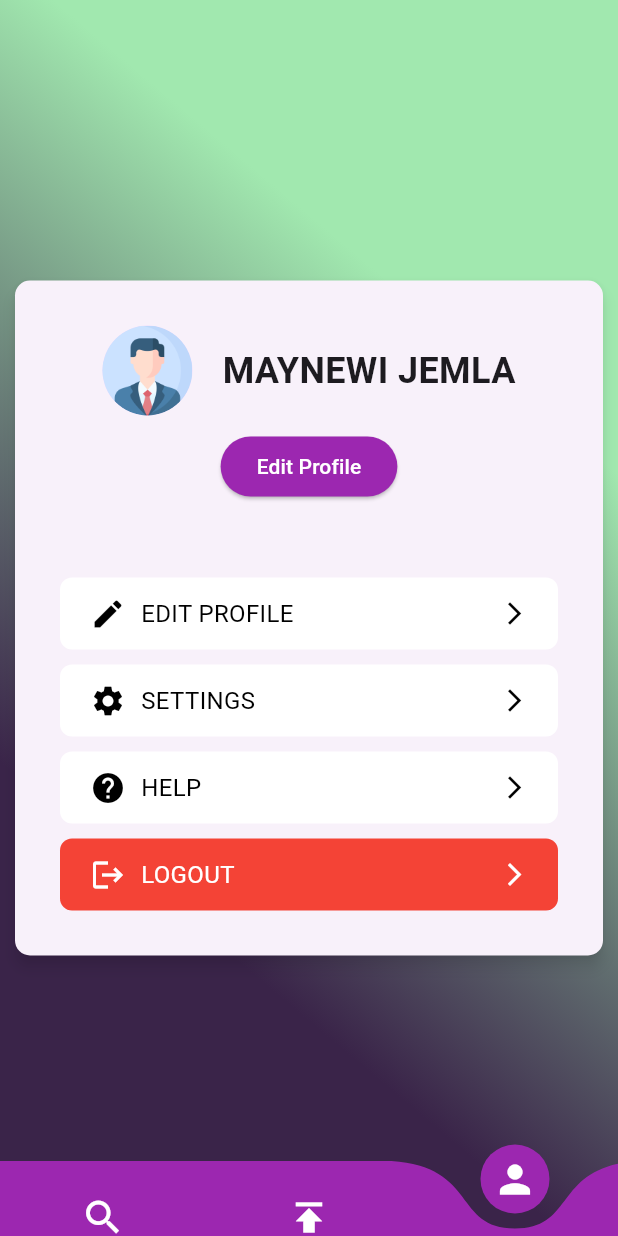
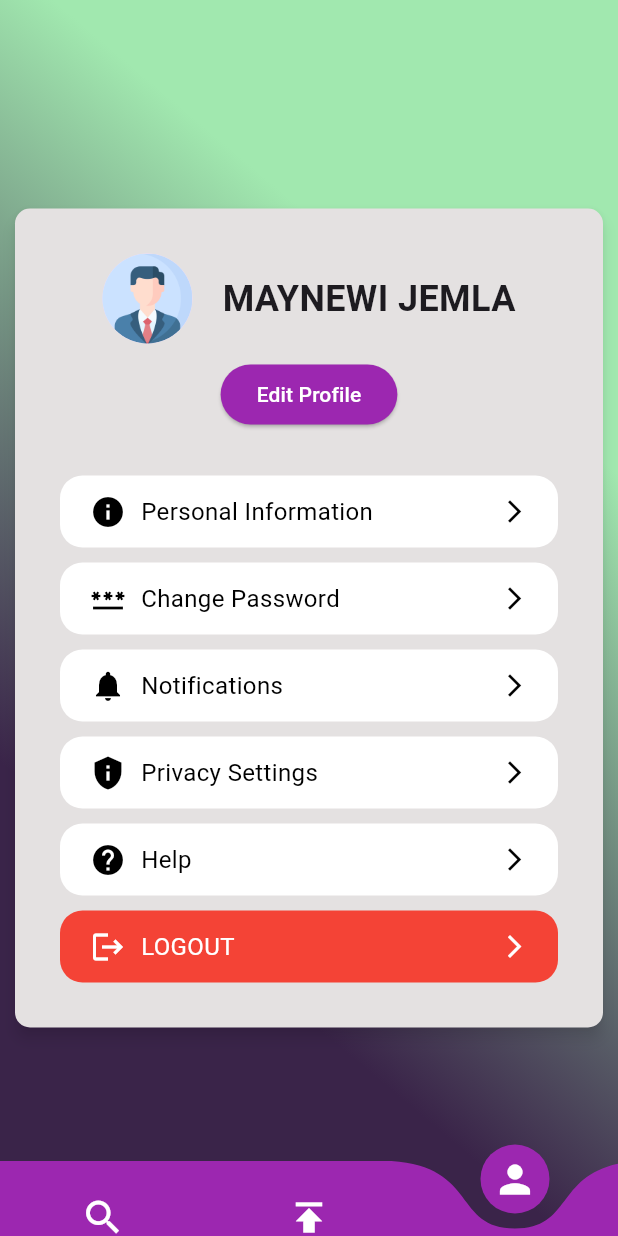
Before and after one commit to Affi-Amine/CoVoiturage, a Flutter app: the screen it shows after launch, item 3 of the bottom bar chosen, on a phone screen of 412 x 824 dp. Run offline on Flutter 3.47's test engine with Material 2 defaults, Android fonts, the phone set to English and light mode, and no system bars; drawn by our look-alikes of curved_navigation_bar; our stand-ins replace intl_phone_field.

Commit message:
adding some rows in the ProfileScreen

```diff
--- a/lib/constants/widgets/elevated_container_row.dart
+++ b/lib/constants/widgets/elevated_container_row.dart
@@ -31,7 +31,7 @@ class _ElevatedContainerRowState extends State<ElevatedContainerRow> {
           padding: const EdgeInsets.symmetric(horizontal: 20, vertical: 12),
           decoration: BoxDecoration(
             color: widget.backgroundColor,
-            borderRadius: BorderRadius.circular(8),
+            borderRadius: BorderRadius.circular(15),
           ),
           child: Row(
             mainAxisAlignment: MainAxisAlignment.spaceBetween,
--- a/lib/screens/home/profile_screen.dart
+++ b/lib/screens/home/profile_screen.dart
@@ -40,6 +40,7 @@ class _ProfileContentCardState extends State<ProfileContentCard> {
   Widget build(BuildContext context) {
     return Center(
       child: Card(
+          color: const Color.fromARGB(255, 228, 225, 225),
           elevation: 4,
           shadowColor: Colors.black54,
           shape: RoundedRectangleBorder(
@@ -79,11 +80,11 @@ class _ProfileContentCardState extends State<ProfileContentCard> {
                   ),
                 ),
                 const SizedBox(
-                  height: 50,
+                  height: 30,
                 ),
                 ElevatedContainerRow(
-                  leadingIcon: Icons.edit,
-                  label: 'EDIT PROFILE',
+                  leadingIcon: Icons.info,
+                  label: 'Personal Information',
                   backgroundColor: Colors.white,
                   textColor: Colors.black,
                   onTap: () {
@@ -91,11 +92,20 @@ class _ProfileContentCardState extends State<ProfileContentCard> {
                   },
                 ),
                 const SizedBox(height: 10),
-
+                ElevatedContainerRow(
+                  leadingIcon: Icons.password,
+                  label: 'Change Password',
+                  backgroundColor: Colors.white,
+                  textColor: Colors.black,
+                  onTap: () {
+                    // l backend baba
+                  },
+                ),
+                const SizedBox(height: 10),
                 // Settings Row
                 ElevatedContainerRow(
-                  leadingIcon: Icons.settings,
-                  label: 'SETTINGS',
+                  leadingIcon: Icons.notifications,
+                  label: 'Notifications',
                   backgroundColor: Colors.white,
                   textColor: Colors.black,
                   onTap: () {
@@ -106,8 +116,18 @@ class _ProfileContentCardState extends State<ProfileContentCard> {
 
                 // Help Row
                 ElevatedContainerRow(
+                  leadingIcon: Icons.privacy_tip,
+                  label: 'Privacy Settings',
+                  backgroundColor: Colors.white,
+                  textColor: Colors.black,
+                  onTap: () {
+                    // l backend baba
+                  },
+                ),
+                const SizedBox(height: 10),
+                ElevatedContainerRow(
                   leadingIcon: Icons.help,
-                  label: 'HELP',
+                  label: 'Help',
                   backgroundColor: Colors.white,
                   textColor: Colors.black,
                   onTap: () {
```
